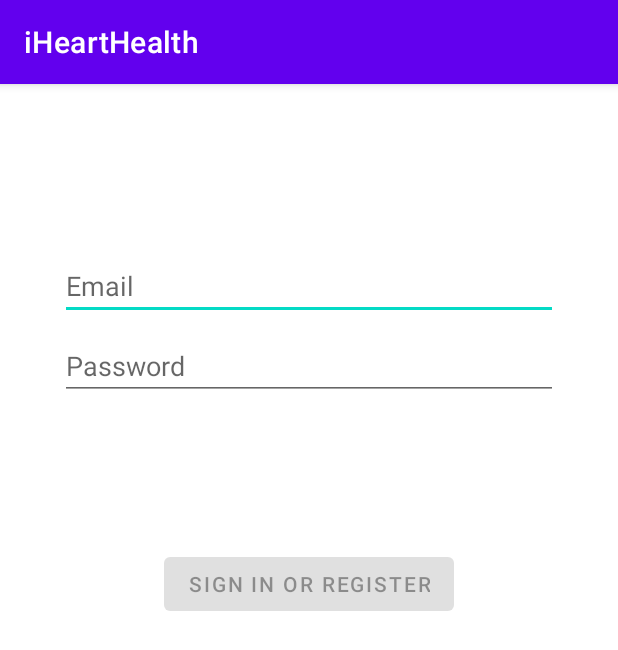
After one commit to nicole-berty/iHeartHealth, an Android app: the fragment LoginFragment shown on its own in the app's theme, on a phone screen of 412 x 824 dp. The commit adds this screen. Shown: the top 650 px of the screen. Run offline under Robolectric (Android 15) with nearby library versions, the phone set to English and light mode, and no system bars; libraries missing offline, so code that uses them is left out: com.facebook, com.facebook.appevents.

```diff
--- /dev/null
+++ b/app/src/main/java/ie/ul/ihearthealth/data/LoginRepository.java
@@ -0,0 +1,54 @@
+package ie.ul.ihearthealth.data;
+
+import ie.ul.ihearthealth.data.model.LoggedInUser;
+
+/**
+ * Class that requests authentication and user information from the remote data source and
+ * maintains an in-memory cache of login status and user credentials information.
+ */
+public class LoginRepository {
+
+    private static volatile LoginRepository instance;
+
+    private LoginDataSource dataSource;
+
+    // If user credentials will be cached in local storage, it is recommended it be encrypted
+    // @see https://developer.android.com/training/articles/keystore
+    private LoggedInUser user = null;
+
+    // private constructor : singleton access
+    private LoginRepository(LoginDataSource dataSource) {
+        this.dataSource = dataSource;
+    }
+
+    public static LoginRepository getInstance(LoginDataSource dataSource) {
+        if (instance == null) {
+            instance = new LoginRepository(dataSource);
+        }
+        return instance;
+    }
+
+    public boolean isLoggedIn() {
+        return user != null;
+    }
+
+    public void logout() {
+        user = null;
+        dataSource.logout();
+    }
+
+    private void setLoggedInUser(LoggedInUser user) {
+        this.user = user;
+        // If user credentials will be cached in local storage, it is recommended it be encrypted
+        // @see https://developer.android.com/training/articles/keystore
+    }
+
+    public Result<LoggedInUser> login(String username, String password) {
+        // handle login
+        Result<LoggedInUser> result = dataSource.login(username, password);
+        if (result instanceof Result.Success) {
+            setLoggedInUser(((Result.Success<LoggedInUser>) result).getData());
+        }
+        return result;
+    }
+}
--- /dev/null
+++ b/app/src/main/java/ie/ul/ihearthealth/ui/login/LoginFragment.java
@@ -0,0 +1,153 @@
+package ie.ul.ihearthealth.ui.login;
+
+import androidx.lifecycle.Observer;
+import androidx.lifecycle.ViewModelProvider;
+import androidx.annotation.NonNull;
+import androidx.annotation.Nullable;
+import androidx.annotation.StringRes;
+import androidx.fragment.app.Fragment;
+
+import android.os.Bundle;
+import android.text.Editable;
+import android.text.TextWatcher;
+import android.view.KeyEvent;
+import android.view.LayoutInflater;
+import android.view.View;
+import android.view.ViewGroup;
+import android.view.inputmethod.EditorInfo;
+import android.widget.Button;
+import android.widget.EditText;
+import android.widget.ProgressBar;
+import android.widget.TextView;
+import android.widget.Toast;
+
+import ie.ul.ihearthealth.databinding.FragmentLoginBinding;
+
+import ie.ul.ihearthealth.R;
+
+import com.facebook.FacebookSdk;
+import com.facebook.appevents.AppEventsLogger;
+
+public class LoginFragment extends Fragment {
+
+    private LoginViewModel loginViewModel;
+    private FragmentLoginBinding binding;
+
+    @Nullable
+    @Override
+    public View onCreateView(@NonNull LayoutInflater inflater,
+                             @Nullable ViewGroup container,
+                             @Nullable Bundle savedInstanceState) {
+
+        binding = FragmentLoginBinding.inflate(inflater, container, false);
+        return binding.getRoot();
+
+    }
+
+    @Override
+    public void onViewCreated(@NonNull View view, @Nullable Bundle savedInstanceState) {
+        super.onViewCreated(view, savedInstanceState);
+        loginViewModel = new ViewModelProvider(this, new LoginViewModelFactory())
+                .get(LoginViewModel.class);
+
+        final EditText usernameEditText = binding.username;
+        final EditText passwordEditText = binding.password;
+        final Button loginButton = binding.login;
+        final ProgressBar loadingProgressBar = binding.loading;
+
+        loginViewModel.getLoginFormState().observe(getViewLifecycleOwner(), new Observer<LoginFormState>() {
+            @Override
+            public void onChanged(@Nullable LoginFormState loginFormState) {
+                if (loginFormState == null) {
+                    return;
+                }
+                loginButton.setEnabled(loginFormState.isDataValid());
+                if (loginFormState.getUsernameError() != null) {
+                    usernameEditText.setError(getString(loginFormState.getUsernameError()));
+                }
+                if (loginFormState.getPasswordError() != null) {
+                    passwordEditText.setError(getString(loginFormState.getPasswordError()));
+                }
+            }
+        });
+
+        loginViewModel.getLoginResult().observe(getViewLifecycleOwner(), new Observer<LoginResult>() {
+            @Override
+            public void onChanged(@Nullable LoginResult loginResult) {
+                if (loginResult == null) {
+                    return;
+                }
+                loadingProgressBar.setVisibility(View.GONE);
+                if (loginResult.getError() != null) {
+                    showLoginFailed(loginResult.getError());
+                }
+                if (loginResult.getSuccess() != null) {
+                    updateUiWithUser(loginResult.getSuccess());
+                }
+            }
+        });
+
+        TextWatcher afterTextChangedListener = new TextWatcher() {
+            @Override
+            public void beforeTextChanged(CharSequence s, int start, int count, int after) {
+                // ignore
+            }
+
+            @Override
+            public void onTextChanged(CharSequence s, int start, int before, int count) {
+                // ignore
+            }
+
+            @Override
+            public void afterTextChanged(Editable s) {
+                loginViewModel.loginDataChanged(usernameEditText.getText().toString(),
+                        passwordEditText.getText().toString());
+            }
+        };
+        usernameEditText.addTextChangedListener(afterTextChangedListener);
+        passwordEditText.addTextChangedListener(afterTextChangedListener);
+        passwordEditText.setOnEditorActionListener(new TextView.OnEditorActionListener() {
+
+            @Override
+            public boolean onEditorAction(TextView v, int actionId, KeyEvent event) {
+                if (actionId == EditorInfo.IME_ACTION_DONE) {
+                    loginViewModel.login(usernameEditText.getText().toString(),
+                            passwordEditText.getText().toString());
+                }
+                return false;
+            }
+        });
+
+        loginButton.setOnClickListener(new View.OnClickListener() {
+            @Override
+            public void onClick(View v) {
+                loadingProgressBar.setVisibility(View.VISIBLE);
+                loginViewModel.login(usernameEditText.getText().toString(),
+                        passwordEditText.getText().toString());
+            }
+        });
+    }
+
+    private void updateUiWithUser(LoggedInUserView model) {
+        String welcome = getString(R.string.welcome) + model.getDisplayName();
+        // TODO : initiate successful logged in experience
+        if (getContext() != null && getContext().getApplicationContext() != null) {
+            Toast.makeText(getContext().getApplicationContext(), welcome, Toast.LENGTH_LONG).show();
+        }
+    }
+
+    private void showLoginFailed(@StringRes Integer errorString) {
+        if (getContext() != null && getContext().getApplicationContext() != null) {
+            Toast.makeText(
+                    getContext().getApplicationContext(),
+                    errorString,
+                    Toast.LENGTH_LONG).show();
+        }
+    }
+
+    @Override
+    public void onDestroyView() {
+        super.onDestroyView();
+        binding = null;
+    }
+}
--- /dev/null
+++ b/app/src/main/java/ie/ul/ihearthealth/ui/login/LoginViewModel.java
@@ -0,0 +1,70 @@
+package ie.ul.ihearthealth.ui.login;
+
+import androidx.lifecycle.LiveData;
+import androidx.lifecycle.MutableLiveData;
+import androidx.lifecycle.ViewModel;
+
+import android.util.Patterns;
+
+import ie.ul.ihearthealth.data.LoginRepository;
+import ie.ul.ihearthealth.data.Result;
+import ie.ul.ihearthealth.data.model.LoggedInUser;
+import ie.ul.ihearthealth.R;
+
+public class LoginViewModel extends ViewModel {
+
+    private MutableLiveData<LoginFormState> loginFormState = new MutableLiveData<>();
+    private MutableLiveData<LoginResult> loginResult = new MutableLiveData<>();
+    private LoginRepository loginRepository;
+
+    LoginViewModel(LoginRepository loginRepository) {
+        this.loginRepository = loginRepository;
+    }
+
+    LiveData<LoginFormState> getLoginFormState() {
+        return loginFormState;
+    }
+
+    LiveData<LoginResult> getLoginResult() {
+        return loginResult;
+    }
+
+    public void login(String username, String password) {
+        // can be launched in a separate asynchronous job
+        Result<LoggedInUser> result = loginRepository.login(username, password);
+
+        if (result instanceof Result.Success) {
+            LoggedInUser data = ((Result.Success<LoggedInUser>) result).getData();
+            loginResult.setValue(new LoginResult(new LoggedInUserView(data.getDisplayName())));
+        } else {
+            loginResult.setValue(new LoginResult(R.string.login_failed));
+        }
+    }
+
+    public void loginDataChanged(String username, String password) {
+        if (!isUserNameValid(username)) {
+            loginFormState.setValue(new LoginFormState(R.string.invalid_username, null));
+        } else if (!isPasswordValid(password)) {
+            loginFormState.setValue(new LoginFormState(null, R.string.invalid_password));
+        } else {
+            loginFormState.setValue(new LoginFormState(true));
+        }
+    }
+
+    // A placeholder username validation check
+    private boolean isUserNameValid(String username) {
+        if (username == null) {
+            return false;
+        }
+        if (username.contains("@")) {
+            return Patterns.EMAIL_ADDRESS.matcher(username).matches();
+        } else {
+            return !username.trim().isEmpty();
+        }
+    }
+
+    // A placeholder password validation check
+    private boolean isPasswordValid(String password) {
+        return password != null && password.trim().length() > 5;
+    }
+}
--- /dev/null
+++ b/app/src/main/java/ie/ul/ihearthealth/ui/login/LoginViewModelFactory.java
@@ -0,0 +1,26 @@
+package ie.ul.ihearthealth.ui.login;
+
+import androidx.lifecycle.ViewModel;
+import androidx.lifecycle.ViewModelProvider;
+import androidx.annotation.NonNull;
+
+import ie.ul.ihearthealth.data.LoginDataSource;
+import ie.ul.ihearthealth.data.LoginRepository;
+
+/**
+ * ViewModel provider factory to instantiate LoginViewModel.
+ * Required given LoginViewModel has a non-empty constructor
+ */
+public class LoginViewModelFactory implements ViewModelProvider.Factory {
+
+    @NonNull
+    @Override
+    @SuppressWarnings("unchecked")
+    public <T extends ViewModel> T create(@NonNull Class<T> modelClass) {
+        if (modelClass.isAssignableFrom(LoginViewModel.class)) {
+            return (T) new LoginViewModel(LoginRepository.getInstance(new LoginDataSource()));
+        } else {
+            throw new IllegalArgumentException("Unknown ViewModel class");
+        }
+    }
+}
--- /dev/null
+++ b/app/src/main/res/layout/fragment_login.xml
@@ -0,0 +1,76 @@
+<?xml version="1.0" encoding="utf-8"?>
+<androidx.constraintlayout.widget.ConstraintLayout xmlns:android="http://schemas.android.com/apk/res/android"
+    xmlns:app="http://schemas.android.com/apk/res-auto"
+    xmlns:tools="http://schemas.android.com/tools"
+    android:id="@+id/container"
+    android:layout_width="match_parent"
+    android:layout_height="match_parent"
+    android:paddingLeft="@dimen/fragment_horizontal_margin"
+    android:paddingTop="@dimen/fragment_vertical_margin"
+    android:paddingRight="@dimen/fragment_horizontal_margin"
+    android:paddingBottom="@dimen/fragment_vertical_margin"
+    tools:context=".ui.login.LoginFragment">
+
+    <EditText
+        android:id="@+id/username"
+        android:layout_width="0dp"
+        android:layout_height="wrap_content"
+        android:layout_marginStart="24dp"
+        android:layout_marginTop="96dp"
+        android:layout_marginEnd="24dp"
+        android:hint="@string/prompt_email"
+        android:inputType="textEmailAddress"
+        android:selectAllOnFocus="true"
+        app:layout_constraintEnd_toEndOf="parent"
+        app:layout_constraintStart_toStartOf="parent"
+        app:layout_constraintTop_toTopOf="parent" />
+
+    <EditText
+        android:id="@+id/password"
+        android:layout_width="0dp"
+        android:layout_height="wrap_content"
+        android:layout_marginStart="24dp"
+        android:layout_marginTop="8dp"
+        android:layout_marginEnd="24dp"
+        android:hint="@string/prompt_password"
+        android:imeActionLabel="@string/action_sign_in_short"
+        android:imeOptions="actionDone"
+        android:inputType="textPassword"
+        android:selectAllOnFocus="true"
+        app:layout_constraintEnd_toEndOf="parent"
+        app:layout_constraintStart_toStartOf="parent"
+        app:layout_constraintTop_toBottomOf="@+id/username" />
+
+    <Button
+        android:id="@+id/login"
+        android:layout_width="wrap_content"
+        android:layout_height="wrap_content"
+        android:layout_gravity="start"
+        android:layout_marginStart="48dp"
+        android:layout_marginTop="16dp"
+        android:layout_marginEnd="48dp"
+        android:layout_marginBottom="64dp"
+        android:enabled="false"
+        android:text="@string/action_sign_in"
+        app:layout_constraintBottom_toBottomOf="parent"
+        app:layout_constraintEnd_toEndOf="parent"
+        app:layout_constraintStart_toStartOf="parent"
+        app:layout_constraintTop_toBottomOf="@+id/password"
+        app:layout_constraintVertical_bias="0.2" />
+
+    <ProgressBar
+        android:id="@+id/loading"
+        android:layout_width="wrap_content"
+        android:layout_height="wrap_content"
+        android:layout_gravity="center"
+        android:layout_marginStart="32dp"
+        android:layout_marginTop="64dp"
+        android:layout_marginEnd="32dp"
+        android:layout_marginBottom="64dp"
+        android:visibility="gone"
+        app:layout_constraintBottom_toBottomOf="parent"
+        app:layout_constraintEnd_toEndOf="@+id/password"
+        app:layout_constraintStart_toStartOf="@+id/password"
+        app:layout_constraintTop_toTopOf="parent"
+        app:layout_constraintVertical_bias="0.3" />
+</androidx.constraintlayout.widget.ConstraintLayout>
--- a/app/src/main/res/values/dimens.xml
+++ b/app/src/main/res/values/dimens.xml
@@ -5,4 +5,7 @@
     <dimen name="nav_header_vertical_spacing">8dp</dimen>
     <dimen name="nav_header_height">176dp</dimen>
     <dimen name="fab_margin">16dp</dimen>
+    <!-- Default screen margins, per the Android Design guidelines. -->
+    <dimen name="fragment_horizontal_margin">16dp</dimen>
+    <dimen name="fragment_vertical_margin">16dp</dimen>
 </resources>
--- a/app/src/main/res/values/strings.xml
+++ b/app/src/main/res/values/strings.xml
@@ -10,4 +10,16 @@
     <string name="menu_home">Home</string>
     <string name="menu_gallery">Gallery</string>
     <string name="menu_slideshow">Slideshow</string>
+    <!-- Strings related to login -->
+    <string name="prompt_email">Email</string>
+    <string name="prompt_password">Password</string>
+    <string name="action_sign_in">Sign in or register</string>
+    <string name="action_sign_in_short">Sign in</string>
+    <string name="welcome">"Welcome!"</string>
+    <string name="invalid_username">Not a valid username</string>
+    <string name="invalid_password">Password must be >5 characters</string>
+    <string name="login_failed">"Login failed"</string>
+
+    <string name="facebook_app_id">325552782771702</string>
+    <string name="fb_login_protocol_scheme">fb325552782771702</string>
 </resources>
--- a/build.gradle
+++ b/build.gradle
@@ -2,10 +2,12 @@
 buildscript {
     repositories {
         google()
+        mavenCentral()
         jcenter()
     }
     dependencies {
         classpath 'com.android.tools.build:gradle:7.0.4'
+        classpath 'com.google.gms:google-services:4.3.5'
 
         // NOTE: Do not place your application dependencies here; they belong
         // in the individual module build.gradle files
```
Also changed, not shown: app/build.gradle (+15 -0 lines), app/src/main/AndroidManifest.xml (+19 -1 lines), app/src/main/java/ie/ul/ihearthealth/MainActivity.java (+45 -0 lines), app/src/main/java/ie/ul/ihearthealth/data/LoginDataSource.java (added, +29 -0 lines), app/src/main/java/ie/ul/ihearthealth/data/Result.java (added, +48 -0 lines), app/src/main/java/ie/ul/ihearthealth/data/model/LoggedInUser.java (added, +23 -0 lines), app/src/main/java/ie/ul/ihearthealth/ui/home/HomeFragment.java (+9 -0 lines), app/src/main/java/ie/ul/ihearthealth/ui/login/LoggedInUserView.java (added, +17 -0 lines), app/src/main/java/ie/ul/ihearthealth/ui/login/LoginFormState.java (added, +40 -0 lines), app/src/main/java/ie/ul/ihearthealth/ui/login/LoginResult.java (added, +31 -0 lines), app/src/main/res/layout/content_main.xml (+12 -0 lines), app/src/main/res/navigation/mobile_navigation.xml (+6 -1 lines), 1 other file.
